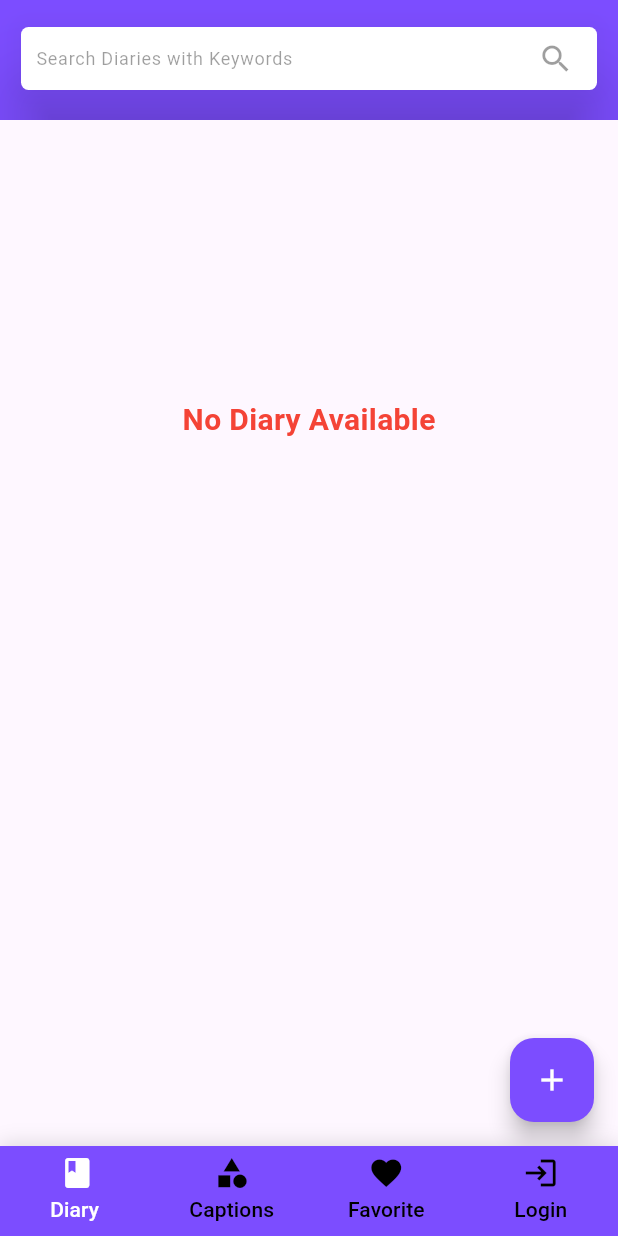
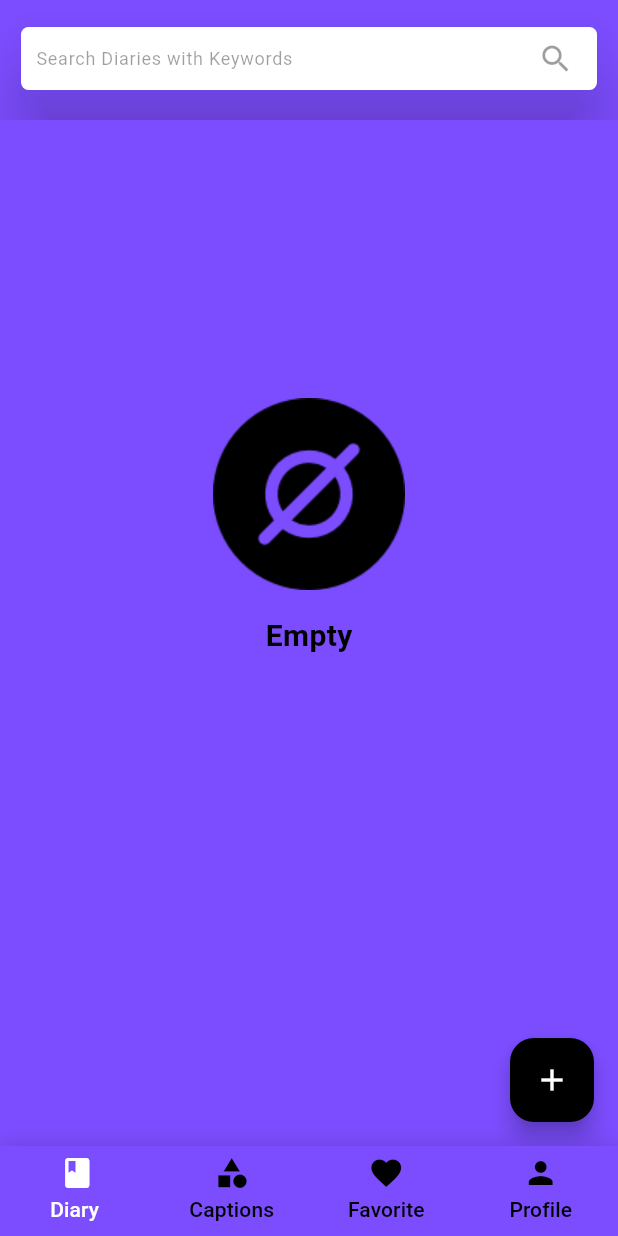
Before and after one commit to Zianur/Unicap-Flutter, a Flutter app: the screen it shows after launch, on a phone screen of 412 x 824 dp. Run offline on Flutter 3.47's test engine with Material 3 defaults, Android fonts, the light colour scheme and no system bars; our stand-ins replace cached_network_image, connectivity_plus, firebase_auth, firebase_core, firebase_database, flutter_animate and 6 more; accounts and stored records are empty.

Commit message:
All features are completed

```diff
--- a/lib/common/basewidgets/custom_button_widget.dart
+++ b/lib/common/basewidgets/custom_button_widget.dart
@@ -11,7 +11,7 @@ class CustomButtonWidget extends StatelessWidget {
   final double borderRadius;
   final double? width;
   final double? height;
-  final IconData? icon;
+  final Widget? icon;
   final TextStyle? textStyle;
   final bool isLoading;
 
@@ -59,7 +59,7 @@ class CustomButtonWidget extends StatelessWidget {
 
           icon != null ? Padding(
             padding: const EdgeInsets.only(right: Dimensions.paddingSizeExtraSmall),
-            child: Icon(icon, color: textColor ?? Theme.of(context).cardColor),
+            child: icon,
           ) : const SizedBox(),
 
           Text(buttonText ?? '', textAlign: TextAlign.center,  style: textStyle ?? TextStyle(
--- a/lib/controllers/fav_caption_controller.dart
+++ b/lib/controllers/fav_caption_controller.dart
@@ -7,7 +7,7 @@ import 'package:unicap_cg/services/fav_caption_service.dart';
 class FavoriteCaptionController with ChangeNotifier {
   final FavoriteCaptionService _service = FavoriteCaptionService();
   final DatabaseHelper _dbHelper = DatabaseHelper();
-  List<FavoriteCaption>? _favorites;
+  List<FavoriteCaption> _favorites = [];
 
   List<FavoriteCaption>? get favorites => _favorites;
 
@@ -99,7 +99,7 @@ class FavoriteCaptionController with ChangeNotifier {
       await getAllFavCaptionsFromLocal(userId);
     }
     else{
-      _favorites = _favorites?.where((caption) {
+      _favorites = _favorites.where((caption) {
         return caption.caption.toLowerCase().contains(queryText.toLowerCase());
       }).toList();
     }
--- a/lib/data/local/databse_helper.dart
+++ b/lib/data/local/databse_helper.dart
@@ -34,7 +34,7 @@ class DatabaseHelper {
         id INTEGER PRIMARY KEY AUTOINCREMENT,
         userId TEXT ,
         noteId TEXT ,
-        noteName TEXT ,
+        name TEXT ,
         note TEXT ,
         isSynced INTEGER ,
         createdAt TEXT
@@ -88,7 +88,7 @@ class DatabaseHelper {
       {
         'userId': userId,
         'noteId': noteId,
-        'noteName': noteName,
+        'name': noteName,
         'note': note,
         'isSynced': isSynced ? 1 : 0,
       },
@@ -102,7 +102,7 @@ class DatabaseHelper {
     await db.update(
       'notes',
       {
-        'noteName': noteName,
+        'name': noteName,
         'note': note,
         'isSynced': isSynced ? 1 : 0,
       },
--- a/lib/models/diary_entry.dart
+++ b/lib/models/diary_entry.dart
@@ -1,7 +1,7 @@
 class DiaryEntry {
   String userId;
   String noteId;
-  String noteName;
+  String? noteName;
   String note;
   bool isSynced;
 
@@ -31,7 +31,7 @@ class DiaryEntry {
       noteId: map['noteId'] as String,
       note: map['note'] as String,
       isSynced: (map['isSynced'] as int) == 1,// Convert int back to bool
-      noteName: map['note'] as String,
+      noteName: map['name'] as String,
     );
   }
 }
--- a/lib/services/firebase_service.dart
+++ b/lib/services/firebase_service.dart
@@ -49,7 +49,7 @@ class FirebaseService {
   // Fetch notes from Firebase and save/update them locally
   Future<Map<dynamic, dynamic>?> fetchAndSaveNotes(String userId) async {
     try {
-      DatabaseEvent event = await _databaseRef.child('User/${int.parse(userId)}/Note').once();
+      DatabaseEvent event = await _databaseRef.child('User/$userId/Note').once();
       DataSnapshot snapshot = event.snapshot;
 
       if (snapshot.value != null) {
@@ -67,7 +67,8 @@ class FirebaseService {
   // Save a note locally and sync with Firebase
   Future<void> saveNote(String userId, String noteId, String noteName, String note) async {
 
-
+    print('=============inside noteName==============$noteName');
+    print('=============inside note==============$note');
 
     // Save the note locally
     /// todo - need to check the need of this line here
--- a/lib/views/caption_category_screen.dart
+++ b/lib/views/caption_category_screen.dart
@@ -140,14 +140,14 @@ class _CategoryWidget extends StatelessWidget {
               Container(
                 decoration: BoxDecoration(
                   borderRadius: BorderRadius.circular(100),
-                  border: Border.all(color: Theme.of(context).primaryColor, width: 2)
+                  border: Border.all(color: Colors.black, width: 2)
                 ),
                 child: ClipRRect(
                   borderRadius: BorderRadius.circular(100),
                   child: CachedNetworkImage(
                     imageUrl: category.imageUrl ?? '',
                     placeholder: (context, url) => Center(
-                      child: CircularProgressIndicator(),
+                      child: Icon(Icons.image),
                     ),
                     errorWidget: (context, url, error) => Icon(
                       Icons.error,
--- a/lib/views/caption_screen.dart
+++ b/lib/views/caption_screen.dart
@@ -34,6 +34,7 @@ class _CaptionScreenState extends State<CaptionScreen> {
   Widget build(BuildContext context) {
 
     return Scaffold(
+      backgroundColor: Colors.deepPurpleAccent,
       body: CustomScrollView(slivers: [
         Consumer<CaptionCategoryController>(
             builder: (_, captionCategoryController, __) {
--- a/lib/views/diary_list_screen.dart
+++ b/lib/views/diary_list_screen.dart
@@ -33,6 +33,7 @@ class _DiaryListScreenState extends State<DiaryListScreen> {
   Widget build(BuildContext context) {
 
     return Scaffold(
+      backgroundColor: Colors.deepPurpleAccent,
       body: CustomScrollView(slivers: [
         Consumer<DiaryController>(
           builder: (_, diaryController, __) {
@@ -112,27 +113,46 @@ class _DiaryListScreenState extends State<DiaryListScreen> {
                   },
                 ),
               ) : SliverToBoxAdapter(
-              child: SizedBox(
-                  height: 400,
-                  child: Center(
-                    child: Text(
-                      'No Diary Available',
-                      style: const TextStyle(
-                          color: Colors.red,
-                          fontSize: 20,
-                          fontWeight: FontWeight.bold),
-                    ),
-                  )),
+              child: EmptyWidget(),
             ) : _DiaryShimmer();
           }
         ),
       ]),
       floatingActionButton: FloatingActionButton(
         onPressed: ()=> Navigator.push(context, MaterialPageRoute(builder: (_)=> DiaryScreen())),
-        backgroundColor: Colors.deepPurpleAccent,
+        backgroundColor: Colors.black,
         child: Icon(Icons.add, color: Colors.white),
 
       ),
+    );
+  }
+}
+
+class EmptyWidget extends StatelessWidget {
+  const EmptyWidget({
+    super.key,
+  });
+
+  @override
+  Widget build(BuildContext context) {
+    return Column(
+      mainAxisAlignment: MainAxisAlignment.center,
+      crossAxisAlignment: CrossAxisAlignment.center,
+      children: [
+        SizedBox(height: MediaQuery.of(context).size.height*0.225),
+
+        Image.asset('assets/png/empty_icon.png'),
+
+        SizedBox(height: MediaQuery.of(context).size.height*0.02),
+
+        Text(
+          'Empty',
+          style: const TextStyle(
+              color: Colors.black,
+              fontSize: 20,
+              fontWeight: FontWeight.bold),
+        ),
+      ],
     );
   }
 }
@@ -161,7 +181,7 @@ class _DiaryWidget extends StatelessWidget {
           children: [
 
             Text(
-              diary.noteName,
+              diary.noteName ?? '',
               style: TextStyle(
                 fontSize: 14,
                 fontWeight: FontWeight.bold,
--- a/lib/views/home_screen.dart
+++ b/lib/views/home_screen.dart
@@ -42,6 +42,7 @@ class _HomeScreenState extends State<HomeScreen> with SingleTickerProviderStateM
   @override
   Widget build(BuildContext context) {
     return Scaffold(
+      backgroundColor: Colors.deepPurpleAccent,
       body: TabBarView(
         controller: _tabController,
         children: [
@@ -73,7 +74,7 @@ class _HomeScreenState extends State<HomeScreen> with SingleTickerProviderStateM
             Tab(icon: Icon(Icons.book), text: 'Diary '),
             Tab(icon: Icon(Icons.category ), text: 'Captions'),
             Tab(icon: Icon(Icons.favorite), text: 'Favorite'),
-            Tab(icon: Icon(Icons.login), text: 'Login'),
+            Tab(icon: Icon(Icons.person), text: 'Profile'),
           ],
         ),
       ),
```
Also changed, not shown: lib/controllers/diary_controller.dart (+24 -11 lines), lib/views/diary_screen.dart (+6 -11 lines), lib/views/fav_caption_screen.dart (+4 -15 lines), lib/views/login_screen.dart (+25 -50 lines), lib/views/sign_up_screen.dart (added, +52 -0 lines), pubspec.yaml (+3 -7 lines), assets/png/empty_icon.png (added), assets/png/google_icon.png (added), 22 other files.
